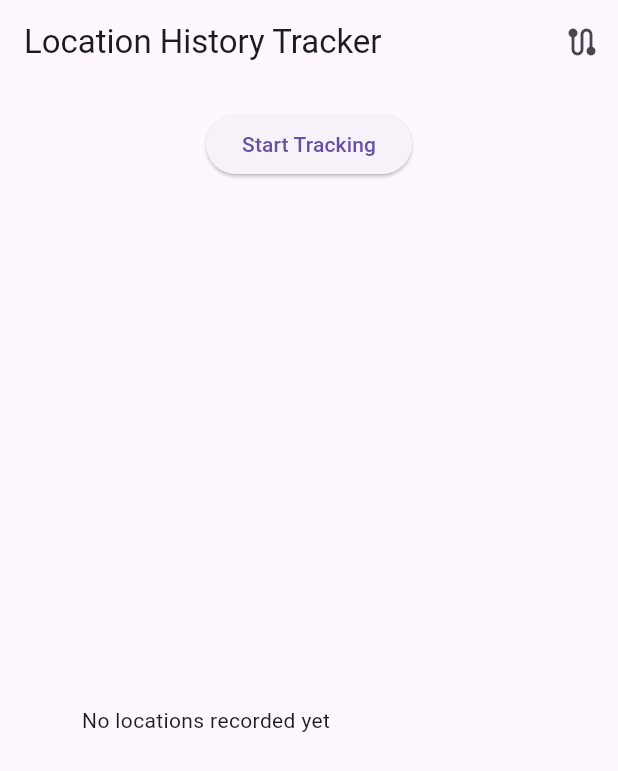
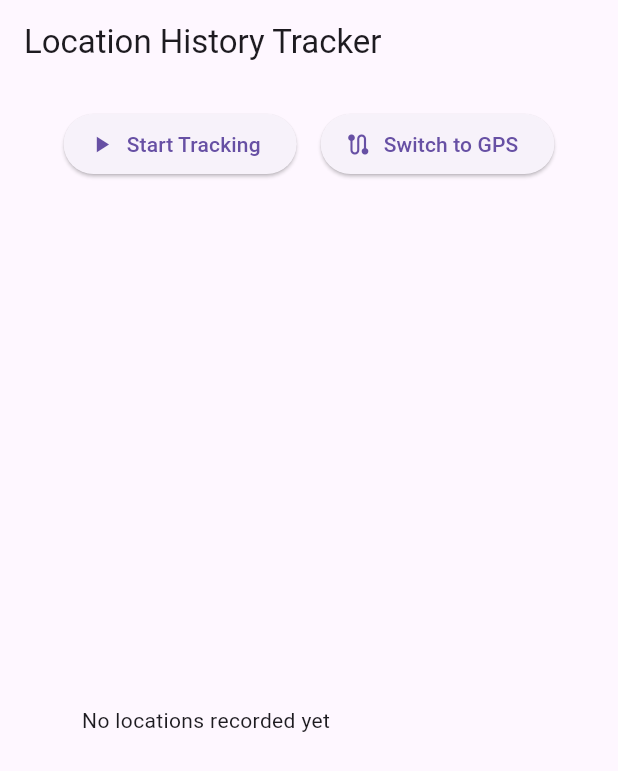
Before and after one commit to gawi151/bloc_gps_workshop, a Flutter app: the screen it shows after launch, on a phone screen of 412 x 824 dp. Shown: the top 771 px of the screen. Run offline on Flutter 3.47's test engine with Material 3 defaults, Android fonts, the phone set to English and light mode, and no system bars; our stand-ins replace equatable, flutter_bloc, flutter_map, geolocator, hydrated_bloc, latlong2.

Commit message:
move switch location service button next to start/stop location

```diff
--- a/lib/pages/location_tracker_page.dart
+++ b/lib/pages/location_tracker_page.dart
@@ -32,15 +32,13 @@ class _LocationTrackerPageState extends State<LocationTrackerPage> {
   }
 
   void _createBloc() {
-    _bloc?.close(); // Close existing bloc if any
+    _bloc?.close();
     _bloc = LocationBloc(locationService: _currentService);
   }
 
-  void _toggleService() async {
-    // Stop tracking if currently tracking
+  Future<void> _toggleService() async {
     if (_bloc?.state.isTracking ?? false) {
       _bloc?.add(StopTracking());
-      // Wait a bit for the tracking to stop
       await Future.delayed(const Duration(milliseconds: 500));
     }
 
@@ -64,26 +62,25 @@ class _LocationTrackerPageState extends State<LocationTrackerPage> {
       child: Scaffold(
         appBar: AppBar(
           title: const Text('Location History Tracker'),
-          actions: [
-            IconButton(
-              icon: Icon(_currentService is GpsLocationService
-                  ? Icons.gps_fixed
-                  : Icons.route),
-              onPressed: _toggleService,
-              tooltip: _currentService is GpsLocationService
-                  ? 'Switch to Mock GPS'
-                  : 'Switch to Real GPS',
-            ),
-          ],
         ),
-        body: const LocationTrackerView(),
+        body: LocationTrackerView(
+          isUsingGps: _currentService is GpsLocationService,
+          onServiceToggle: _toggleService,
+        ),
       ),
     );
   }
 }
 
 class LocationTrackerView extends StatelessWidget {
-  const LocationTrackerView({super.key});
+  final bool isUsingGps;
+  final VoidCallback onServiceToggle;
+
+  const LocationTrackerView({
+    super.key,
+    required this.isUsingGps,
+    required this.onServiceToggle,
+  });
 
   @override
   Widget build(BuildContext context) {
@@ -103,13 +100,26 @@ class LocationTrackerView extends StatelessWidget {
               child: Row(
                 mainAxisAlignment: MainAxisAlignment.center,
                 children: [
-                  ElevatedButton(
+                  ElevatedButton.icon(
                     onPressed: () {
                       context.read<LocationBloc>().add(
                           state.isTracking ? StopTracking() : StartTracking());
                     },
-                    child: Text(
+                    icon: Icon(
+                      state.isTracking ? Icons.stop : Icons.play_arrow,
+                    ),
+                    label: Text(
                         state.isTracking ? 'Stop Tracking' : 'Start Tracking'),
+                  ),
+                  const SizedBox(width: 16),
+                  ElevatedButton.icon(
+                    onPressed: onServiceToggle,
+                    icon: Icon(
+                      isUsingGps ? Icons.gps_fixed : Icons.route,
+                    ),
+                    label: Text(
+                      isUsingGps ? 'Switch to Mock' : 'Switch to GPS',
+                    ),
                   ),
                 ],
               ),
@@ -117,12 +127,10 @@ class LocationTrackerView extends StatelessWidget {
             Expanded(
               child: Row(
                 children: [
-                  // Map section
                   Expanded(
                     flex: 2,
                     child: _buildMap(state.locations),
                   ),
-                  // Location list section
                   Expanded(
                     flex: 1,
                     child: LocationsList(locations: state.locations),
```
